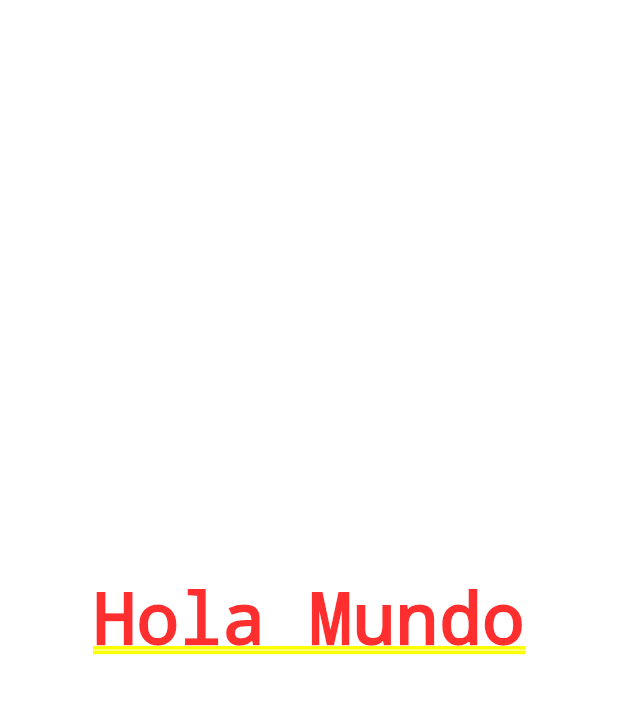
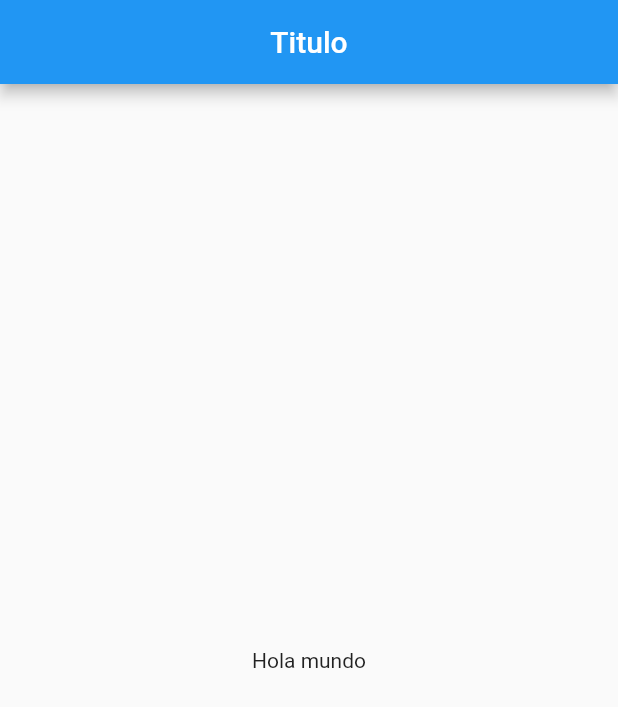
Before and after one commit to danidelgadoz/flutter-training, a Flutter app: the screen it shows after launch, on a phone screen of 412 x 824 dp. Shown: the top 707 px of the screen. Run offline on Flutter 3.47's test engine with Material 2 defaults, Android fonts, the phone set to English and light mode, and no system bars.

Commit message:
Widget - Scaffold

```diff
--- a/contador/lib/src/app.dart
+++ b/contador/lib/src/app.dart
@@ -1,11 +1,13 @@
 import 'package:flutter/material.dart';
+
+import 'pages/home_page.dart';
 
 class MyApp extends StatelessWidget {
 
   @override
   Widget build( context ) {
     return MaterialApp(
-      home: Center(child: Text('Hola Mundo'))
+      home: HomePage()
     );
   }
 
--- /dev/null
+++ b/contador/lib/src/pages/home_page.dart
@@ -0,0 +1,16 @@
+import 'package:flutter/material.dart';
+
+class HomePage extends StatelessWidget {
+  @override
+  Widget build(BuildContext context) {
+    return Scaffold(
+      appBar: AppBar(
+        title: Text('Titulo'),
+        centerTitle: true
+      ),
+      body: Center(
+        child: Text('Hola mundo')
+      ),
+    );
+  }
+}
```
